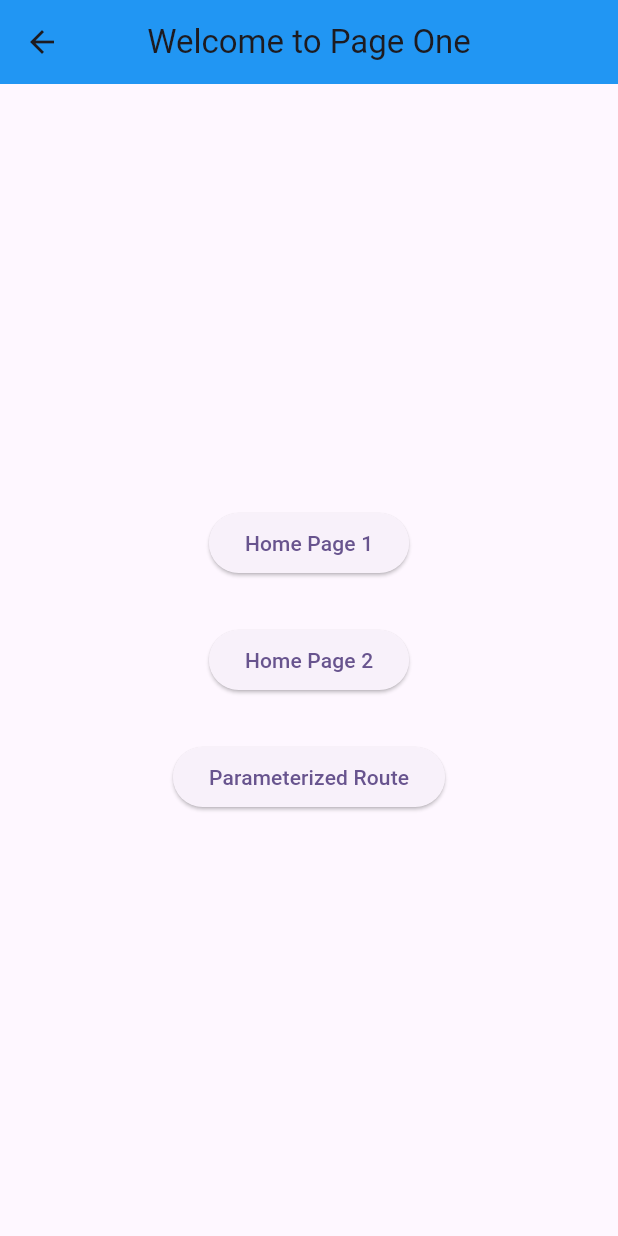
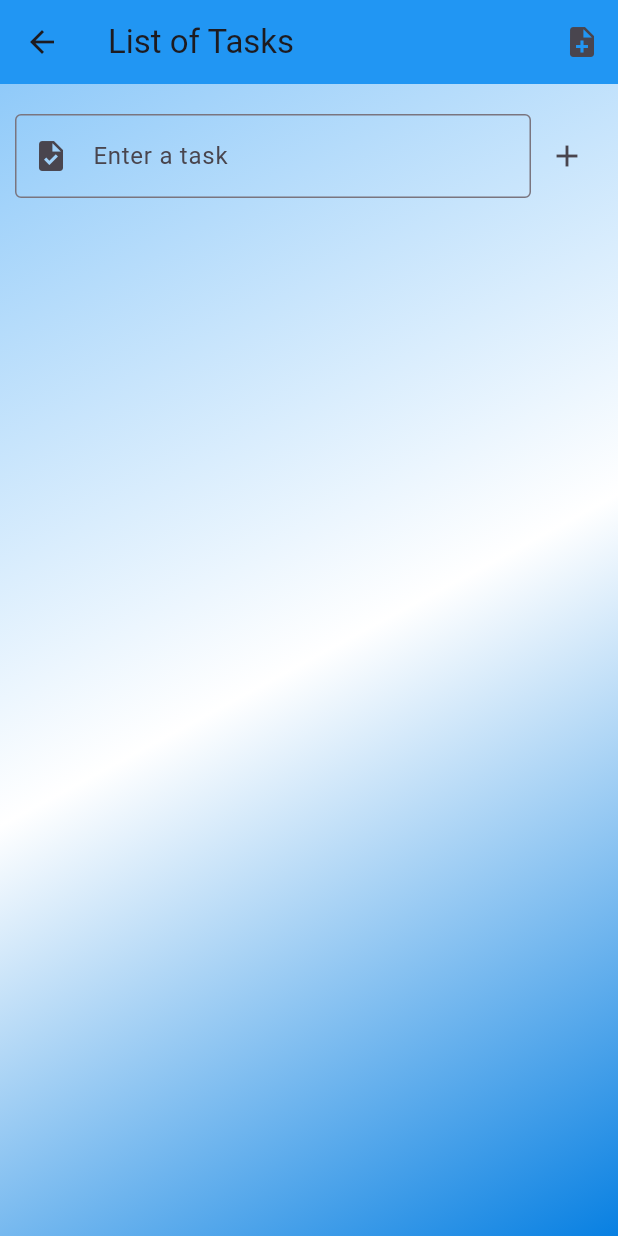
Before and after one commit to ShraddhaDeshmukh10/Training-peroid-app, a Flutter app: the screen it shows after launch, on a phone screen of 412 x 824 dp. Run offline on Flutter 3.47's test engine with Material 3 defaults, Android fonts, the phone set to English and light mode, and no system bars.

Commit message:
To Do App Folder Added

```diff
--- a/lib/Resources/route.dart
+++ b/lib/Resources/route.dart
@@ -1,7 +1,7 @@
 class Routes {
-  static const String homeone = '/Homeone';
+  static const String homescreen = '/homescreen';
 
-  static const String hometwo = '/Hometwo';
+  static const String addnote = '/addnote';
 
   static const String parameterizedroute = '/Parametrized';
 
--- /dev/null
+++ b/lib/View/ToDO_App/home_screen.dart
@@ -0,0 +1,100 @@
+import 'package:flutter/material.dart';
+import 'package:trail_demo/Resources/route.dart';
+
+class HomeScreen extends StatefulWidget {
+  const HomeScreen({super.key});
+
+  @override
+  State<HomeScreen> createState() => _HomeScreenState();
+}
+
+class _HomeScreenState extends State<HomeScreen> {
+  final TextEditingController _controller = TextEditingController();
+  final List<String> _tasks = [];
+
+  @override
+  Widget build(BuildContext context) {
+    return Scaffold(
+      appBar: AppBar(
+        title: Text("List of Tasks"),
+        backgroundColor: Colors.blue.shade500,
+        actions: [
+          IconButton(
+              onPressed: () {
+                Navigator.pushReplacementNamed(context, Routes.addnote);
+              },
+              icon: Icon(Icons.note_add))
+        ],
+      ),
+      body: Container(
+        width: double.infinity,
+        height: double.infinity,
+        decoration: BoxDecoration(
+            gradient: LinearGradient(
+                begin: Alignment.bottomRight,
+                end: Alignment.topLeft,
+                colors: [
+              const Color.fromARGB(255, 8, 128, 226),
+              Colors.white,
+              Colors.blue.shade200
+            ])),
+        child: Column(
+          children: [
+            SizedBox(
+              height: 10,
+            ),
+            Padding(
+              padding: const EdgeInsets.all(10),
+              child: Row(
+                children: [
+                  Expanded(
+                    child: TextField(
+                      controller: _controller,
+                      decoration: InputDecoration(
+                        border: OutlineInputBorder(),
+                        labelText: 'Enter a task',
+                        prefixIcon: Icon(Icons.task),
+                      ),
+                    ),
+                  ),
+                  IconButton(
+                    icon: Icon(Icons.add),
+                    onPressed: () {
+                      setState(() {
+                        if (_controller.text.isNotEmpty) {
+                          _tasks.add(_controller.text);
+                          _controller.clear();
+                        }
+                      });
+                    },
+                  ),
+                ],
+              ),
+            ),
+            SizedBox(height: 20),
+            Expanded(
+              child: ListView.builder(
+                itemCount: _tasks.length,
+                itemBuilder: (context, index) {
+                  return Card(
+                    child: ListTile(
+                      title: Text(_tasks[index]),
+                      trailing: IconButton(
+                        icon: Icon(Icons.delete),
+                        onPressed: () {
+                          setState(() {
+                            _tasks.removeAt(index);
+                          });
+                        },
+                      ),
+                    ),
+                  );
+                },
+              ),
+            ),
+          ],
+        ),
+      ),
+    );
+  }
+}
--- a/lib/View/home_three.dart
+++ b/lib/View/home_three.dart
@@ -18,7 +18,7 @@ class Home_three extends StatelessWidget {
             icon: Icon(Icons.flip_to_back_sharp),
             onPressed: () {
               Navigator.pushNamedAndRemoveUntil(
-                  context, Routes.homeone, (route) => false);
+                  context, Routes.homescreen, (route) => false);
             },
           ),
           SizedBox(
--- a/lib/View/home_two.dart
+++ b/lib/View/home_two.dart
@@ -20,14 +20,14 @@ class Home_Two extends StatelessWidget {
             const SizedBox(height: 30),
             ElevatedButton(
               onPressed: () {
-                Navigator.pushNamed(context, Routes.hometwo);
+                Navigator.pushNamed(context, Routes.addnote);
               },
               child: const Text("Home Page Two"),
             ),
             const SizedBox(height: 30),
             ElevatedButton(
               onPressed: () {
-                Navigator.pushNamed(context, Routes.homeone);
+                Navigator.pushNamed(context, Routes.homescreen);
               },
               child: const Text("Home Page One"),
             ),
--- a/lib/main.dart
+++ b/lib/main.dart
@@ -1,5 +1,7 @@
 import 'package:flutter/material.dart';
 import 'package:trail_demo/Resources/route.dart';
+import 'package:trail_demo/View/ToDO_App/add_note.dart';
+import 'package:trail_demo/View/ToDO_App/home_screen.dart';
 import 'package:trail_demo/View/home_one.dart';
 import 'package:trail_demo/View/home_three.dart';
 import 'package:trail_demo/View/home_two.dart';
@@ -16,18 +18,17 @@ class MyApp extends StatelessWidget {
   Widget build(BuildContext context) {
     return MaterialApp(
       title: 'Flutter Demo',
-      initialRoute: Routes.homeone,
+      initialRoute: Routes.homescreen,
       theme: ThemeData(
         colorScheme: ColorScheme.fromSeed(seedColor: Colors.deepPurple),
         useMaterial3: true,
       ),
-      home: const Home_One(),
+      home: const HomeScreen(),
       debugShowCheckedModeBanner: false,
       routes: {
-        Routes.homeone: (context) => const Home_One(),
-        Routes.hometwo: (context) => const Home_Two(),
-        // Routes.parameterizedroute: (context) =>
-        //     const Parameterized_Route(text: "Hello I am Shraddha"),
+        Routes.homescreen: (context) => const HomeScreen(),
+        Routes.addnote: (context) => const AddNote(),
+        Routes.parameterizedroute: (context) => const Parameterized_Route(),
         Routes.homethree: (context) => const Home_three(),
       },
       onGenerateRoute: (settings) {
@@ -38,9 +39,9 @@ class MyApp extends StatelessWidget {
               return MaterialPageRoute(
                   builder: (context) => Parameterized_Route(text: args));
             }
-          case Routes.homeone:
+          case Routes.homescreen:
             return MaterialPageRoute(builder: (context) => const Home_One());
-          case Routes.hometwo:
+          case Routes.addnote:
             return MaterialPageRoute(builder: (context) => const Home_Two());
           default:
             return MaterialPageRoute(builder: (context) => const Home_One());
```
Also changed, not shown: lib/View/Parameterized_Route.dart (+4 -3 lines), lib/View/ToDO_App/add_note.dart (added, +90 -0 lines), lib/View/home_one.dart (+9 -8 lines).
